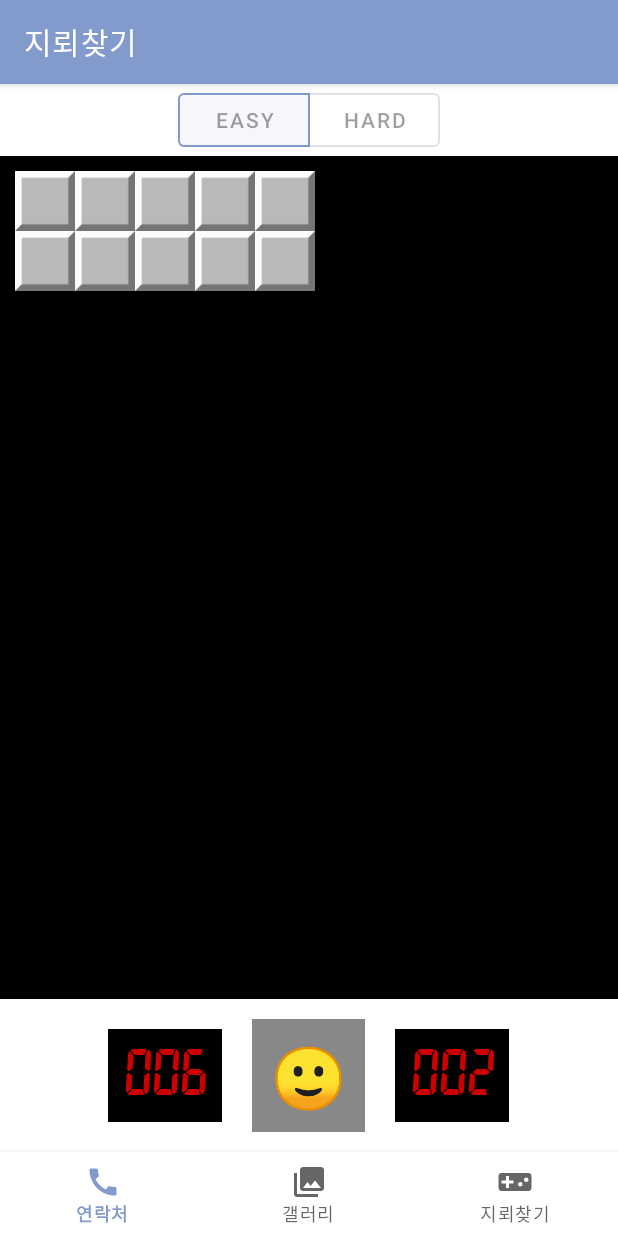
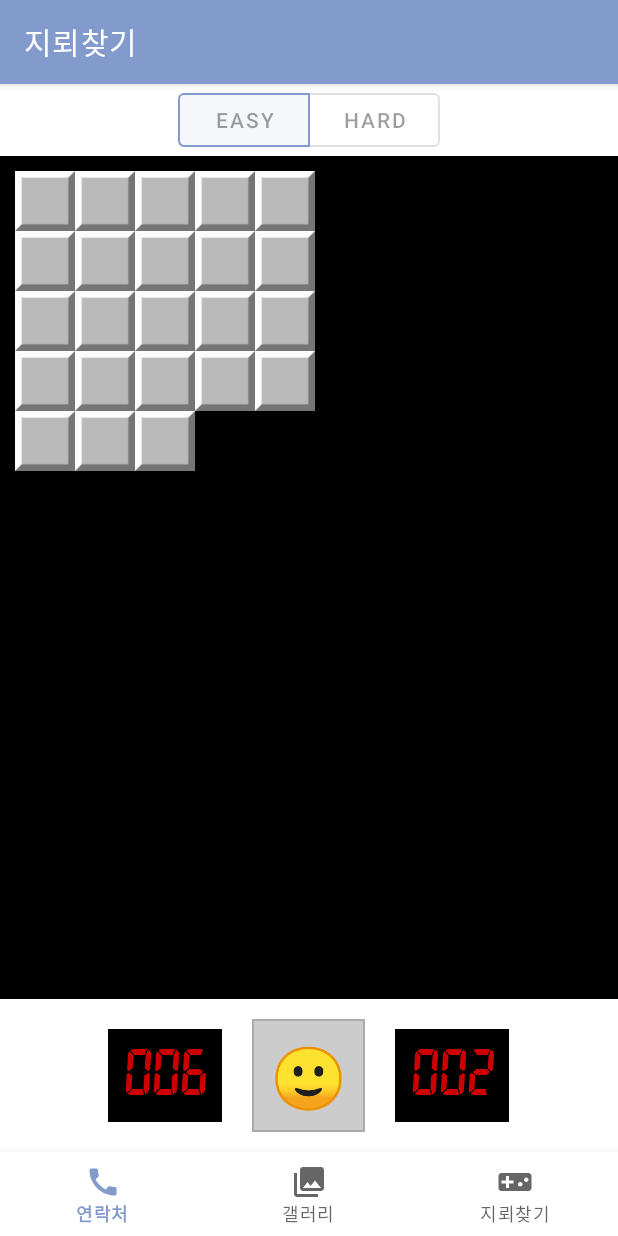
Before and after one commit to yjinpark1221/First-App, an Android app: the MinesweeperFragment screen opened through its navigation route, after a tap on an icon or button, on a phone screen of 412 x 824 dp. Run offline under Robolectric (Android 15) with nearby library versions, the phone set to English and light mode, and no system bars; our stand-ins replace navigation-ui.

Commit message:
minesweeperDesignUpdate

```diff
--- a/app/src/main/java/com/example/firstapp/ui/dashboard/DashboardViewModel.kt
+++ b/app/src/main/java/com/example/firstapp/ui/dashboard/DashboardViewModel.kt
@@ -1,13 +1,11 @@
 package com.example.firstapp.ui.dashboard
 
-import androidx.lifecycle.LiveData
 import androidx.lifecycle.MutableLiveData
 import androidx.lifecycle.ViewModel
+import com.example.firstapp.Album
 
-class DashboardViewModel : ViewModel() {
-
-    private val _text = MutableLiveData<String>().apply {
-        value = "This is dashboard Fragment"
+class SharedViewModel : ViewModel() {
+    val albumList: MutableLiveData<ArrayList<Album>> by lazy {
+        MutableLiveData<ArrayList<Album>>()
     }
-    val text: LiveData<String> = _text
 }
--- a/app/src/main/java/com/example/firstapp/ui/minesweeper/MinesweeperFragment.kt
+++ b/app/src/main/java/com/example/firstapp/ui/minesweeper/MinesweeperFragment.kt
@@ -19,6 +19,7 @@ import android.widget.GridLayout
 import android.widget.ImageButton
 import android.widget.TextView
 import android.widget.Toast
+import androidx.core.content.res.ResourcesCompat
 import androidx.fragment.app.Fragment
 import androidx.lifecycle.ViewModelProvider
 import com.example.firstapp.R
@@ -167,14 +168,15 @@ class MinesweeperFragment : Fragment() {
                 gridLayout.addView(button)
 
                 button.isEnabled = false
-                button.setTextSize(TypedValue.COMPLEX_UNIT_SP, 25f)
-                button.setTypeface(null, Typeface.BOLD)
+                button.setTextSize(TypedValue.COMPLEX_UNIT_SP, 20f)
+                val typeface = ResourcesCompat.getFont(requireActivity(), R.font.minesweeper)
+                button.setTypeface(typeface)
                 btns.add(button)
 
                 // button reveal effect
                 button.visibility = View.INVISIBLE
-                val visible_delay = idx * 250L
-                val enable_delay = col * row * 250L
+                val visible_delay = idx * 100L
+                val enable_delay = col * row * 100L
                 handler.postDelayed({
                     button.visibility = View.VISIBLE // Set the button's visibility to visible after the delay
                 }, visible_delay)
--- a/app/src/main/res/drawable/button_border_darker.xml
+++ b/app/src/main/res/drawable/button_border_darker.xml
@@ -1,3 +1,12 @@
-<shape xmlns:android="http://schemas.android.com/apk/res/android">
-    <solid android:color="#888888" /> <!-- 배경색 (회색) -->
+<shape xmlns:android="http://schemas.android.com/apk/res/android"
+    android:shape="rectangle">
+
+
+    <solid android:color="#CCCCCC"/>
+
+    <!-- 배경색 (회색) -->
+    <stroke
+        android:width="1dp"
+        android:color="#ABABAB" />
+    <!-- 테두리 색상 (검은색) -->
 </shape>
```
Also changed, not shown: app/src/main/res/font/minesweeper.ttf (added).
